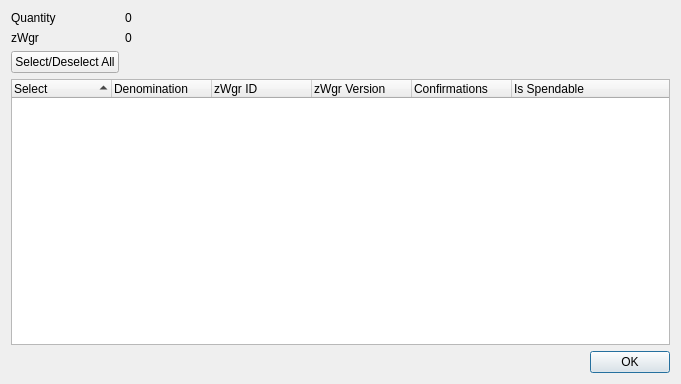
Old version of the form src/qt/forms/zwgrcontroldialog.ui in the repository wagerr/wagerr.
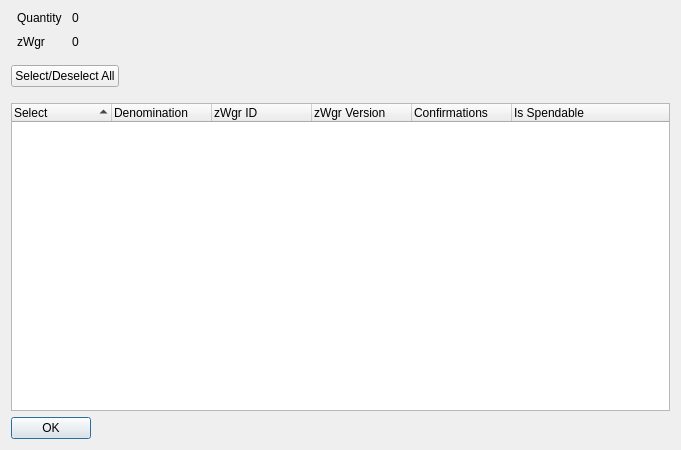
New version of the form.

Commit message:
Qt: Refactor layouts for BIP38/Privacy/SendCoinsEntry/SVM
Changed multiple instances of QPushButton to QToolButton and updated the
corosponding CSS to unify styling across these similar instances.

The zWGRControl Dialog has been refactored to have a left-aligned layout
and a visible bounding box around the QTreeWidget. Also increased height
so the OK button didn't "float" above the tree.

Patch:
```diff
--- a/src/qt/forms/zwgrcontroldialog.ui
+++ b/src/qt/forms/zwgrcontroldialog.ui
@@ -7,23 +7,40 @@
     <x>0</x>
     <y>0</y>
     <width>681</width>
-    <height>384</height>
+    <height>450</height>
    </rect>
   </property>
   <property name="minimumSize">
    <size>
     <width>681</width>
-    <height>384</height>
+    <height>450</height>
    </size>
   </property>
   <property name="windowTitle">
    <string>Select zWgr to Spend</string>
   </property>
-  <layout class="QGridLayout" name="gridLayout">
-   <item row="0" column="0">
+  <layout class="QVBoxLayout" name="verticalLayout" stretch="0,0,0,0">
+   <item>
+    <layout class="QHBoxLayout" name="horizontalLayout" stretch="0,0">
+     <property name="spacing">
+      <number>-1</number>
+     </property>
+     <property name="bottomMargin">
+      <number>10</number>
+     </property>
+     <item>
     <layout class="QFormLayout" name="formLayout">
-     <property name="sizeConstraint">
-      <enum>QLayout::SetDefaultConstraint</enum>
+       <property name="horizontalSpacing">
+        <number>10</number>
+       </property>
+       <property name="verticalSpacing">
+        <number>10</number>
+       </property>
+       <property name="leftMargin">
+        <number>6</number>
+       </property>
+       <property name="rightMargin">
+        <number>6</number>
      </property>
      <item row="0" column="0">
       <widget class="QLabel" name="labelQuantity">
@@ -53,19 +70,61 @@
        </property>
       </widget>
      </item>
-     <item row="2" column="0">
+      </layout>
+     </item>
+     <item>
+      <spacer name="horizontalSpacer_2">
+       <property name="orientation">
+        <enum>Qt::Horizontal</enum>
+       </property>
+       <property name="sizeHint" stdset="0">
+        <size>
+         <width>40</width>
+         <height>20</height>
+        </size>
+       </property>
+      </spacer>
+     </item>
+    </layout>
+   </item>
+   <item>
+    <layout class="QHBoxLayout" name="horizontalLayout3" stretch="0,0">
+     <property name="spacing">
+      <number>14</number>
+     </property>
+     <property name="bottomMargin">
+      <number>10</number>
+     </property>
+     <item>
       <widget class="QPushButton" name="pushButtonAll">
        <property name="text">
         <string>Select/Deselect All</string>
        </property>
       </widget>
      </item>
+     <item>
+      <spacer name="horizontalSpacer">
+       <property name="orientation">
+        <enum>Qt::Horizontal</enum>
+       </property>
+       <property name="sizeHint" stdset="0">
+        <size>
+         <width>40</width>
+         <height>20</height>
+        </size>
+       </property>
+      </spacer>
+     </item>
     </layout>
    </item>
-   <item row="1" column="0">
-    <layout class="QVBoxLayout" name="verticalLayout">
      <item>
       <widget class="QTreeWidget" name="treeWidget">
+     <property name="sizePolicy">
+      <sizepolicy hsizetype="Expanding" vsizetype="Expanding">
+       <horstretch>0</horstretch>
+       <verstretch>0</verstretch>
+      </sizepolicy>
+     </property>
        <property name="minimumSize">
         <size>
          <width>0</width>
@@ -118,6 +177,12 @@
      </item>
      <item>
       <widget class="QDialogButtonBox" name="buttonBox">
+     <property name="sizePolicy">
+      <sizepolicy hsizetype="Maximum" vsizetype="Fixed">
+       <horstretch>0</horstretch>
+       <verstretch>0</verstretch>
+      </sizepolicy>
+     </property>
        <property name="orientation">
         <enum>Qt::Horizontal</enum>
        </property>
@@ -125,8 +190,6 @@
         <set>QDialogButtonBox::Ok</set>
        </property>
       </widget>
-     </item>
-    </layout>
    </item>
   </layout>
  </widget>
```
Lines whose indentation alone changed are shown as unchanged. The commit also changes 5 other files.
